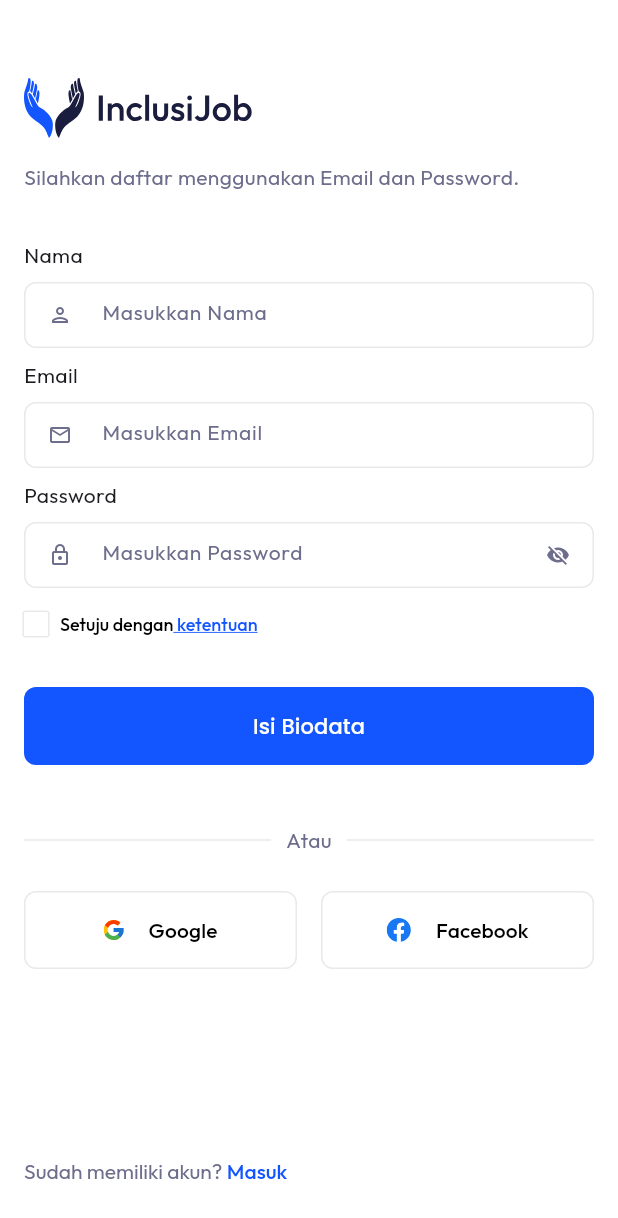
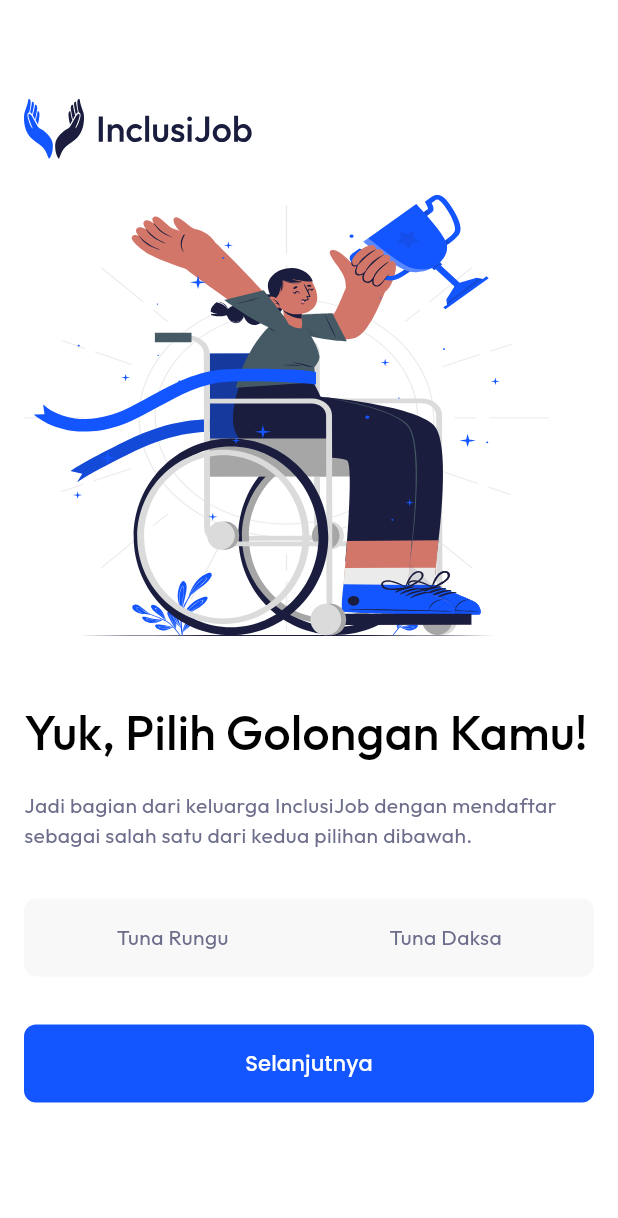
Before and after one commit to indahgithaa/includemy, a Flutter app: the SignupPage screen opened directly, after a tap on "Isi Biodata", on a phone screen of 412 x 824 dp. Shown: the top 1218 px of the screen. Run offline on Flutter 3.47's test engine with Material 3 defaults, Android fonts, the phone set to English and light mode, and no system bars; our stand-ins replace flutter_svg, google_fonts.

Commit message:
feat: pilih kategori disabilitas (finished)

```diff
--- a/lib/pages/halaman_registrasi/pilih_golongan.dart
+++ b/lib/pages/halaman_registrasi/pilih_golongan.dart
@@ -0,0 +1,64 @@
+import 'package:flutter/gestures.dart';
+import 'package:flutter/material.dart';
+import 'package:flutter_svg/flutter_svg.dart';
+import 'package:google_fonts/google_fonts.dart';
+import 'package:includemy/styles/color_styles.dart';
+import '../widgets/segmented_options.dart';
+import '../widgets/buttons.dart';
+
+class PilihGolonganPage extends StatefulWidget {
+  const PilihGolonganPage({super.key});
+
+  @override
+  State<PilihGolonganPage> createState() => _PilihGolonganPageState();
+}
+
+class _PilihGolonganPageState extends State<PilihGolonganPage> {
+  @override
+  Widget build(BuildContext context) {
+    return Scaffold(
+      backgroundColor: Colors.white,
+      body: SingleChildScrollView(
+        child: Padding(
+          padding: const EdgeInsets.all(16),
+          child: Column(
+            crossAxisAlignment: CrossAxisAlignment.start,
+            children: [
+              SizedBox(height: 50),
+              SvgPicture.asset('assets/logo.svg'),
+              SizedBox(height: 24,),
+              SvgPicture.asset('assets/cuate.svg'),
+              SizedBox(height: 41,),
+              Text(
+                "Yuk, Pilih Golongan Kamu!",
+                style: GoogleFonts.outfit(
+                  color: ColorStyles.black,
+                  fontSize: 32,
+                  fontWeight: FontWeight.w500
+                ),
+              ),
+              SizedBox(height: 16,),
+              Text(
+                "Jadi bagian dari keluarga InclusiJob dengan mendaftar sebagai salah satu dari kedua pilihan dibawah.",
+                style: GoogleFonts.outfit(
+                  color: ColorStyles.greyText,
+                  fontSize: 14
+                ),
+              ),
+              SizedBox(height: 32,),
+              SegmentedOption(),
+              SizedBox(height: 32,),
+              Buttons(
+                text: "Selanjutnya",
+                onClicked: (){},
+                width: MediaQuery.of(context).size.width,
+                backgroundColor: ColorStyles.primary,
+                fontColor: ColorStyles.white
+              ),
+            ],
+          ),
+        ),
+      )
+    );
+  }
+}
--- a/lib/pages/login_page.dart
+++ b/lib/pages/login_page.dart
@@ -36,7 +36,7 @@ class _LoginPageState extends State<LoginPage> {
             child: Column(
               crossAxisAlignment: CrossAxisAlignment.start,
               children: [
-                SizedBox(height: 36),
+                SizedBox(height: 50),
                 SvgPicture.asset('assets/logo.svg'),
                 SizedBox(height: 16,),
                 Text(
--- a/lib/pages/signup_page.dart
+++ b/lib/pages/signup_page.dart
@@ -7,6 +7,7 @@ import './widgets/text_fields.dart';
 import './widgets/password_fields.dart';
 import './widgets/buttons.dart';
 import './login_page.dart';
+import '../pages/halaman_registrasi/pilih_golongan.dart';
 
 class SignupPage extends StatefulWidget {
   const SignupPage({super.key});
@@ -37,7 +38,7 @@ class _SignupPageState extends State<SignupPage> {
             child: Column(
               crossAxisAlignment: CrossAxisAlignment.start,
               children: [
-                SizedBox(height: 36),
+                SizedBox(height: 50),
                 SvgPicture.asset('assets/logo.svg'),
                 SizedBox(height: 16,),
                 Text(
@@ -135,7 +136,9 @@ class _SignupPageState extends State<SignupPage> {
                 SizedBox(height: 34,),
                 Buttons(
                   text: "Isi Biodata",
-                  onClicked: (){},
+                  onClicked: (){
+                    Navigator.push(context, MaterialPageRoute(builder: (context) => const PilihGolonganPage()));
+                  },
                   width: MediaQuery.of(context).size.width,
                   backgroundColor: ColorStyles.primary,
                   fontColor: Colors.white,
--- a/lib/pages/widgets/segmented_options.dart
+++ b/lib/pages/widgets/segmented_options.dart
@@ -22,7 +22,7 @@ class _SegmentedOptionState extends State<SegmentedOption> {
         color: ColorStyles.greyBg,
         borderRadius: BorderRadius.circular(8),
       ),
-      width: 343,
+      width: MediaQuery.of(context).size.width,
       height: 52,
       padding: EdgeInsets.all(8.0),
       child: Row(
```
Also changed, not shown: assets/cuate.svg (added).
